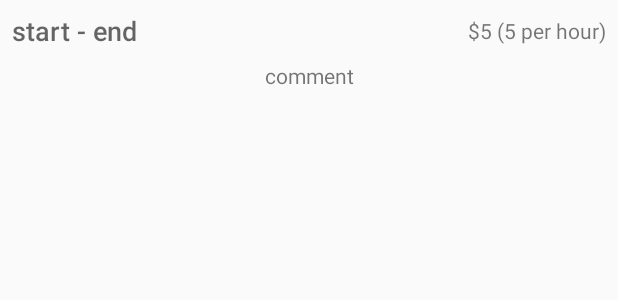
After one commit to Masrepus/Timesheet, an Android app: the layout item_timerecord.xml on its own in the app's theme, with its tools: preview values and no code run, on a phone screen of 412 x 824 dp. The commit adds this screen. Shown: the top 300 px of the screen. Run offline under Robolectric (Android 15) with nearby library versions, the phone set to English and light mode, and no system bars.

Commit message:
display current timesheet in RecyclerView in real time

```diff
--- a/app/build.gradle
+++ b/app/build.gradle
@@ -38,6 +38,7 @@ dependencies {
     compile 'com.google.firebase:firebase-database:11.0.4'
     compile 'com.google.firebase:firebase-auth:11.0.4'
     compile 'com.google.android.gms:play-services-auth:11.0.4'
+    compile 'joda-time:joda-time:2.9.9'
     testCompile 'junit:junit:4.12'
     compile "org.jetbrains.kotlin:kotlin-stdlib-jre7:$kotlin_version"
 }
--- a/app/src/main/java/com/masrepus/timesheet/database/Timerecord.kt
+++ /dev/null
@@ -1,6 +0,0 @@
-package com.masrepus.timesheet.database
-
-/**
- * Created by samuel on 30.07.17.
- */
-data class Timerecord(val start: Long = 0, val end: Long = 0, val salaryPerHour: Int = 0)
--- a/app/src/main/res/layout/content_main.xml
+++ b/app/src/main/res/layout/content_main.xml
@@ -8,4 +8,10 @@
     tools:context="com.masrepus.timesheet.MainActivity"
     tools:showIn="@layout/app_bar_main">
 
+    <android.support.v7.widget.RecyclerView
+        android:id="@+id/timesheet_recyclerview"
+        android:layout_width="match_parent"
+        android:layout_height="match_parent"
+        android:scrollbars="vertical" />
+
 </android.support.constraint.ConstraintLayout>
--- /dev/null
+++ b/app/src/main/res/layout/item_timerecord.xml
@@ -0,0 +1,48 @@
+<?xml version="1.0" encoding="utf-8"?>
+<android.support.constraint.ConstraintLayout xmlns:android="http://schemas.android.com/apk/res/android"
+    xmlns:app="http://schemas.android.com/apk/res-auto"
+    xmlns:tools="http://schemas.android.com/tools"
+    android:layout_width="match_parent"
+    android:layout_height="wrap_content">
+
+    <TextView
+        android:id="@+id/tv_comment"
+        android:layout_width="wrap_content"
+        android:layout_height="wrap_content"
+        android:layout_marginBottom="16dp"
+        android:layout_marginEnd="8dp"
+        android:layout_marginStart="8dp"
+        android:text="comment"
+        android:visibility="visible"
+        app:layout_constraintBottom_toBottomOf="parent"
+        app:layout_constraintEnd_toEndOf="parent"
+        app:layout_constraintStart_toStartOf="parent" />
+
+    <TextView
+        android:id="@+id/tv_start_end"
+        android:layout_width="wrap_content"
+        android:layout_height="wrap_content"
+        android:layout_marginBottom="8dp"
+        android:layout_marginLeft="8dp"
+        android:layout_marginStart="8dp"
+        android:layout_marginTop="8dp"
+        android:text="start - end"
+        android:textAppearance="@android:style/TextAppearance.DeviceDefault.Medium"
+        app:layout_constraintBottom_toTopOf="@+id/tv_comment"
+        app:layout_constraintStart_toStartOf="parent"
+        app:layout_constraintTop_toTopOf="parent" />
+
+    <TextView
+        android:id="@+id/tv_salary"
+        android:layout_width="wrap_content"
+        android:layout_height="wrap_content"
+        android:layout_marginBottom="8dp"
+        android:layout_marginEnd="8dp"
+        android:layout_marginTop="8dp"
+        android:text="$5 (5 per hour)"
+        app:layout_constraintBottom_toTopOf="@+id/tv_comment"
+        app:layout_constraintEnd_toEndOf="parent"
+        app:layout_constraintTop_toTopOf="parent"
+        android:layout_marginRight="8dp" />
+
+</android.support.constraint.ConstraintLayout>
--- a/app/src/main/res/values/strings.xml
+++ b/app/src/main/res/values/strings.xml
@@ -7,4 +7,6 @@
 
   <string name="navigation_drawer_open">Open navigation drawer</string>
   <string name="navigation_drawer_close">Close navigation drawer</string>
+    <string name="timerecord_start_end">%s - %s</string>
+  <string name="timerecord_salary">%.2f€ (%.2f/h)</string>
 </resources>
```
Also changed, not shown: app/src/main/java/com/masrepus/timesheet/MainActivity.java (+47 -28 lines), app/src/main/java/com/masrepus/timesheet/TimesheetAdapter.java (added, +71 -0 lines), app/src/main/java/com/masrepus/timesheet/database/Constants.kt (added, +20 -0 lines), app/src/main/java/com/masrepus/timesheet/database/References.kt (deleted, +0 -12 lines), app/src/main/java/com/masrepus/timesheet/database/Timesheet.kt (deleted, +0 -8 lines), app/src/main/java/com/masrepus/timesheet/database/User.kt (deleted, +0 -8 lines). Lines whose indentation alone changed are shown as unchanged.
